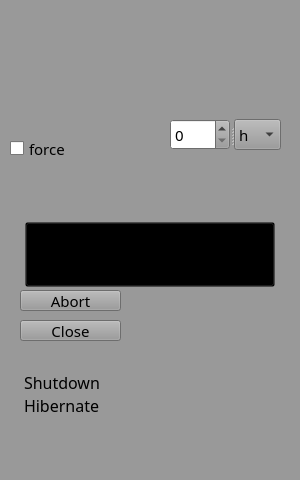
Qt form mainwindow.ui (kolesnykanton/shutdownApp) before a commit.
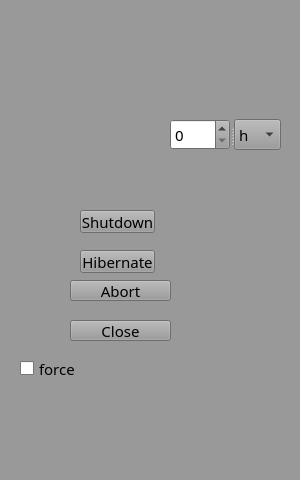
The same form after that commit. Icons and pictures are not drawn.

Commit message:
delete: ListWidget,okButton add: hibernate and shutdown buttons
add functional to shutdownButton (but not to hibernateButton)

```diff
--- a/mainwindow.ui
+++ b/mainwindow.ui
@@ -191,8 +191,8 @@
    <widget class="QCheckBox" name="checkBoxForce">
     <property name="geometry">
      <rect>
-      <x>10</x>
-      <y>140</y>
+      <x>20</x>
+      <y>360</y>
       <width>70</width>
       <height>17</height>
      </rect>
@@ -204,310 +204,6 @@
      <bool>false</bool>
     </property>
    </widget>
-   <widget class="QListWidget" name="listWidget">
-    <property name="geometry">
-     <rect>
-      <x>20</x>
-      <y>370</y>
-      <width>241</width>
-      <height>81</height>
-     </rect>
-    </property>
-    <property name="palette">
-     <palette>
-      <active>
-       <colorrole role="WindowText">
-        <brush brushstyle="SolidPattern">
-         <color alpha="255">
-          <red>0</red>
-          <green>0</green>
-          <blue>0</blue>
-         </color>
-        </brush>
-       </colorrole>
-       <colorrole role="Button">
-        <brush brushstyle="SolidPattern">
-         <color alpha="0">
-          <red>0</red>
-          <green>0</green>
-          <blue>0</blue>
-         </color>
-        </brush>
-       </colorrole>
-       <colorrole role="Midlight">
-        <brush brushstyle="SolidPattern">
-         <color alpha="255">
-          <red>255</red>
-          <green>255</green>
-          <blue>255</blue>
-         </color>
-        </brush>
-       </colorrole>
-       <colorrole role="Dark">
-        <brush brushstyle="SolidPattern">
-         <color alpha="255">
-          <red>255</red>
-          <green>255</green>
-          <blue>255</blue>
-         </color>
-        </brush>
-       </colorrole>
-       <colorrole role="Mid">
-        <brush brushstyle="SolidPattern">
-         <color alpha="255">
-          <red>255</red>
-          <green>255</green>
-          <blue>255</blue>
-         </color>
-        </brush>
-       </colorrole>
-       <colorrole role="Text">
-        <brush brushstyle="SolidPattern">
-         <color alpha="255">
-          <red>0</red>
-          <green>0</green>
-          <blue>0</blue>
-         </color>
-        </brush>
-       </colorrole>
-       <colorrole role="ButtonText">
-        <brush brushstyle="SolidPattern">
-         <color alpha="255">
-          <red>0</red>
-          <green>0</green>
-          <blue>0</blue>
-         </color>
-        </brush>
-       </colorrole>
-       <colorrole role="Base">
-        <brush brushstyle="NoBrush">
-         <color alpha="255">
-          <red>0</red>
-          <green>0</green>
-          <blue>0</blue>
-         </color>
-        </brush>
-       </colorrole>
-       <colorrole role="Window">
-        <brush brushstyle="SolidPattern">
-         <color alpha="0">
-          <red>0</red>
-          <green>0</green>
-          <blue>0</blue>
-         </color>
-        </brush>
-       </colorrole>
-      </active>
-      <inactive>
-       <colorrole role="WindowText">
-        <brush brushstyle="SolidPattern">
-         <color alpha="255">
-          <red>0</red>
-          <green>0</green>
-          <blue>0</blue>
-         </color>
-        </brush>
-       </colorrole>
-       <colorrole role="Button">
-        <brush brushstyle="SolidPattern">
-         <color alpha="0">
-          <red>0</red>
-          <green>0</green>
-          <blue>0</blue>
-         </color>
-        </brush>
-       </colorrole>
-       <colorrole role="Midlight">
-        <brush brushstyle="SolidPattern">
-         <color alpha="255">
-          <red>255</red>
-          <green>255</green>
-          <blue>255</blue>
-         </color>
-        </brush>
-       </colorrole>
-       <colorrole role="Dark">
-        <brush brushstyle="SolidPattern">
-         <color alpha="255">
-          <red>255</red>
-          <green>255</green>
-          <blue>255</blue>
-         </color>
-        </brush>
-       </colorrole>
-       <colorrole role="Mid">
-        <brush brushstyle="SolidPattern">
-         <color alpha="255">
-          <red>255</red>
-          <green>255</green>
-          <blue>255</blue>
-         </color>
-        </brush>
-       </colorrole>
-       <colorrole role="Text">
-        <brush brushstyle="SolidPattern">
-         <color alpha="255">
-          <red>0</red>
-          <green>0</green>
-          <blue>0</blue>
-         </color>
-        </brush>
-       </colorrole>
-       <colorrole role="ButtonText">
-        <brush brushstyle="SolidPattern">
-         <color alpha="255">
-          <red>0</red>
-          <green>0</green>
-          <blue>0</blue>
-         </color>
-        </brush>
-       </colorrole>
-       <colorrole role="Base">
-        <brush brushstyle="NoBrush">
-         <color alpha="255">
-          <red>0</red>
-          <green>0</green>
-          <blue>0</blue>
-         </color>
-        </brush>
-       </colorrole>
-       <colorrole role="Window">
-        <brush brushstyle="SolidPattern">
-         <color alpha="0">
-          <red>0</red>
-          <green>0</green>
-          <blue>0</blue>
-         </color>
-        </brush>
-       </colorrole>
-      </inactive>
-      <disabled>
-       <colorrole role="WindowText">
-        <brush brushstyle="SolidPattern">
-         <color alpha="255">
-          <red>255</red>
-          <green>255</green>
-          <blue>255</blue>
-         </color>
-        </brush>
-       </colorrole>
-       <colorrole role="Button">
-        <brush brushstyle="SolidPattern">
-         <color alpha="0">
-          <red>0</red>
-          <green>0</green>
-          <blue>0</blue>
-         </color>
-        </brush>
-       </colorrole>
-       <colorrole role="Midlight">
-        <brush brushstyle="SolidPattern">
-         <color alpha="255">
-          <red>255</red>
-          <green>255</green>
-          <blue>255</blue>
-         </color>
-        </brush>
-       </colorrole>
-       <colorrole role="Dark">
-        <brush brushstyle="SolidPattern">
-         <color alpha="255">
-          <red>255</red>
-          <green>255</green>
-          <blue>255</blue>
-         </color>
-        </brush>
-       </colorrole>
-       <colorrole role="Mid">
-        <brush brushstyle="SolidPattern">
-         <color alpha="255">
-          <red>255</red>
-          <green>255</green>
-          <blue>255</blue>
-         </color>
-        </brush>
-       </colorrole>
-       <colorrole role="Text">
-        <brush brushstyle="SolidPattern">
-         <color alpha="255">
-          <red>255</red>
-          <green>255</green>
-          <blue>255</blue>
-         </color>
-        </brush>
-       </colorrole>
-       <colorrole role="ButtonText">
-        <brush brushstyle="SolidPattern">
-         <color alpha="255">
-          <red>255</red>
-          <green>255</green>
-          <blue>255</blue>
-         </color>
-        </brush>
-       </colorrole>
-       <colorrole role="Base">
-        <brush brushstyle="NoBrush">
-         <color alpha="255">
-          <red>0</red>
-          <green>0</green>
-          <blue>0</blue>
-         </color>
-        </brush>
-       </colorrole>
-       <colorrole role="Window">
-        <brush brushstyle="SolidPattern">
-         <color alpha="0">
-          <red>0</red>
-          <green>0</green>
-          <blue>0</blue>
-         </color>
-        </brush>
-       </colorrole>
-      </disabled>
-     </palette>
-    </property>
-    <property name="font">
-     <font>
-      <family>Akrobat</family>
-      <pointsize>12</pointsize>
-     </font>
-    </property>
-    <property name="mouseTracking">
-     <bool>false</bool>
-    </property>
-    <property name="autoFillBackground">
-     <bool>true</bool>
-    </property>
-    <property name="styleSheet">
-     <string notr="true">.QListWidget {background: transparent;}
-</string>
-    </property>
-    <property name="frameShape">
-     <enum>QFrame::Panel</enum>
-    </property>
-    <property name="sortingEnabled">
-     <bool>false</bool>
-    </property>
-    <item>
-     <property name="text">
-      <string>Shutdown</string>
-     </property>
-     <property name="background">
-      <brush brushstyle="NoBrush">
-       <color alpha="255">
-        <red>255</red>
-        <green>0</green>
-        <blue>0</blue>
-       </color>
-      </brush>
-     </property>
-    </item>
-    <item>
-     <property name="text">
-      <string>Hibernate</string>
-     </property>
-    </item>
-   </widget>
    <widget class="QSplitter" name="splitter">
     <property name="geometry">
      <rect>
@@ -567,7 +263,7 @@
    <widget class="QPushButton" name="closeButton">
     <property name="geometry">
      <rect>
-      <x>20</x>
+      <x>70</x>
       <y>320</y>
       <width>101</width>
       <height>21</height>
@@ -577,35 +273,11 @@
      <string>Close</string>
     </property>
    </widget>
-   <widget class="QPushButton" name="okButton">
-    <property name="geometry">
-     <rect>
-      <x>25</x>
-      <y>222</y>
-      <width>250</width>
-      <height>65</height>
-     </rect>
-    </property>
-    <property name="font">
-     <font>
-      <family>Akrobat</family>
-      <pointsize>22</pointsize>
-     </font>
-    </property>
-    <property name="styleSheet">
-     <string notr="true">QPushButton {background: transparent; 
-border-image: url(:/qt resouce/butOK.png);
-}</string>
-    </property>
-    <property name="text">
-     <string/>
-    </property>
-   </widget>
    <widget class="QPushButton" name="abortButton">
     <property name="geometry">
      <rect>
-      <x>20</x>
-      <y>290</y>
+      <x>70</x>
+      <y>280</y>
       <width>101</width>
       <height>21</height>
      </rect>
@@ -614,6 +286,32 @@
      <string>Abort</string>
     </property>
    </widget>
+   <widget class="QPushButton" name="shutdownButton">
+    <property name="geometry">
+     <rect>
+      <x>80</x>
+      <y>210</y>
+      <width>75</width>
+      <height>23</height>
+     </rect>
+    </property>
+    <property name="text">
+     <string>Shutdown</string>
+    </property>
+   </widget>
+   <widget class="QPushButton" name="hibernateButton">
+    <property name="geometry">
+     <rect>
+      <x>80</x>
+      <y>250</y>
+      <width>75</width>
+      <height>23</height>
+     </rect>
+    </property>
+    <property name="text">
+     <string>Hibernate</string>
+    </property>
+   </widget>
   </widget>
   <action name="actionHelp">
    <property name="checkable">
```
The commit also changes 2 other files.
